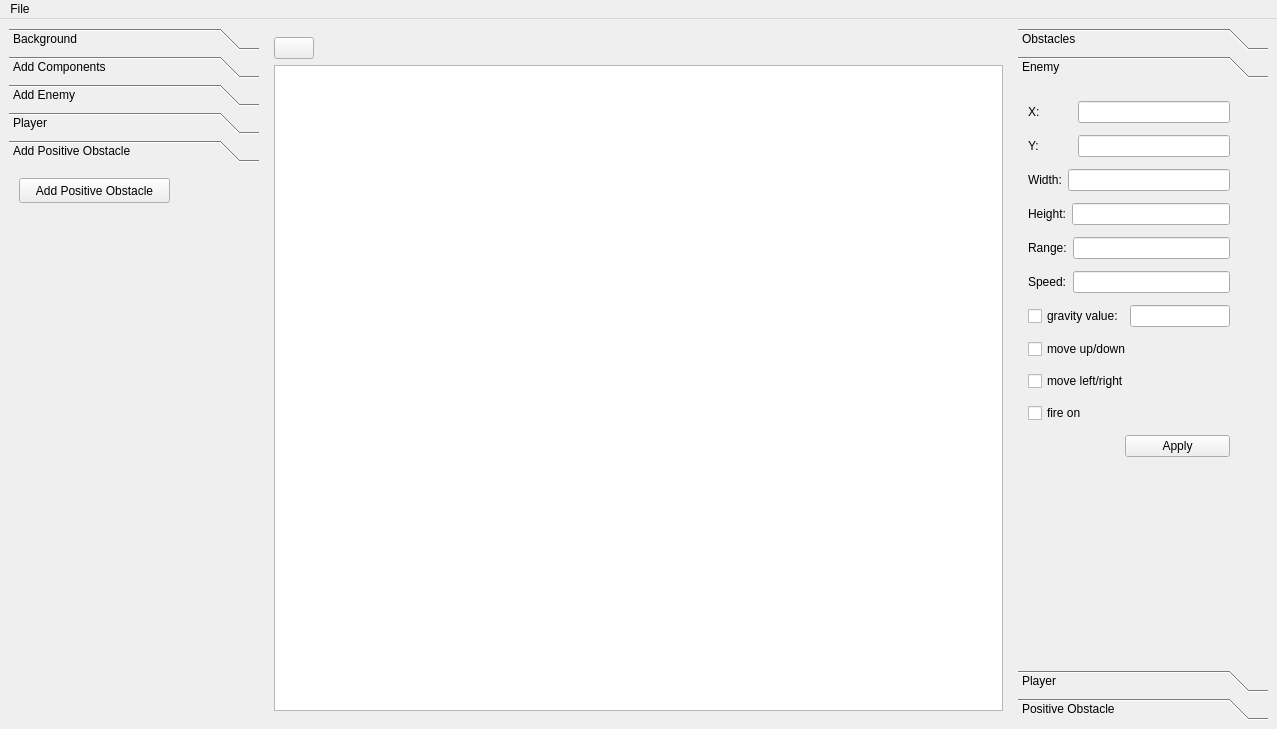
First picture: the form in src/RS_game_engine/mainwindow.ui, repository MATF-RS20/RS017-qtgameengine, before the edit.
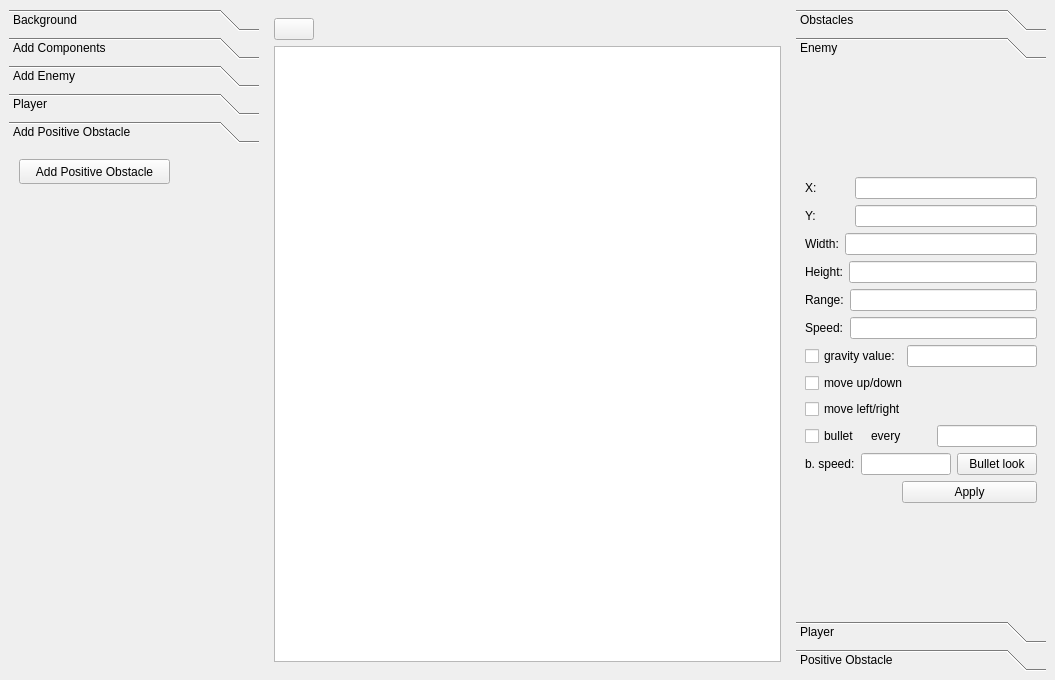
Second picture: the form after the edit. The open tabs and pages were chosen to show the change. Icons and pictures are not drawn.

Commit message: Added bullet fire option on Enemy, with option to give custom range till next bullet and speed for every enemy

What changed in the file:
```diff
--- a/src/RS_game_engine/mainwindow.ui
+++ b/src/RS_game_engine/mainwindow.ui
@@ -6,8 +6,8 @@
    <rect>
     <x>0</x>
     <y>0</y>
-    <width>1277</width>
-    <height>729</height>
+    <width>1055</width>
+    <height>680</height>
    </rect>
   </property>
   <property name="sizePolicy">
@@ -141,7 +141,7 @@
          <x>0</x>
          <y>0</y>
          <width>250</width>
-         <height>534</height>
+         <height>485</height>
         </rect>
        </property>
        <attribute name="label">
@@ -398,21 +398,14 @@
          <x>0</x>
          <y>0</y>
          <width>250</width>
-         <height>565</height>
+         <height>516</height>
         </rect>
        </property>
        <attribute name="label">
         <string>Enemy</string>
        </attribute>
-       <widget class="QWidget" name="layoutWidget">
-        <property name="geometry">
-         <rect>
-          <x>10</x>
-          <y>11</y>
-          <width>202</width>
-          <height>374</height>
-         </rect>
-        </property>
+       <layout class="QVBoxLayout" name="verticalLayout_7">
+        <item>
         <layout class="QVBoxLayout" name="verticalLayout_4">
          <item>
           <layout class="QHBoxLayout" name="horizontalLayout_7">
@@ -548,11 +541,60 @@
           </widget>
          </item>
          <item>
-          <widget class="QCheckBox" name="cbEnemyFireOn">
+           <layout class="QHBoxLayout" name="horizontalLayout_31">
+            <item>
+             <widget class="QCheckBox" name="cbEnemyBullet">
            <property name="text">
-            <string>fire on</string>
-           </property>
-          </widget>
+               <string>bullet</string>
+              </property>
+             </widget>
+            </item>
+            <item>
+             <widget class="QLabel" name="label_24">
+              <property name="text">
+               <string>every</string>
+              </property>
+             </widget>
+            </item>
+            <item>
+             <widget class="QLineEdit" name="leEnemyBullet">
+              <property name="maximumSize">
+               <size>
+                <width>100</width>
+                <height>16777215</height>
+               </size>
+              </property>
+             </widget>
+            </item>
+           </layout>
+          </item>
+          <item>
+           <layout class="QHBoxLayout" name="horizontalLayout_32">
+            <item>
+             <widget class="QLabel" name="label_25">
+              <property name="text">
+               <string>b. speed:</string>
+              </property>
+             </widget>
+            </item>
+            <item>
+             <widget class="QLineEdit" name="leEnemyBulletSpeed">
+              <property name="maximumSize">
+               <size>
+                <width>100</width>
+                <height>16777215</height>
+               </size>
+              </property>
+             </widget>
+            </item>
+            <item>
+             <widget class="QPushButton" name="pbEnemyBullet">
+              <property name="text">
+               <string>Bullet look</string>
+              </property>
+             </widget>
+            </item>
+           </layout>
          </item>
          <item>
           <layout class="QHBoxLayout" name="horizontalLayout_12">
@@ -582,7 +624,8 @@
           </layout>
          </item>
         </layout>
-       </widget>
+        </item>
+       </layout>
       </widget>
       <widget class="QWidget" name="page_7">
        <property name="geometry">
@@ -1039,19 +1082,10 @@
     <rect>
      <x>0</x>
      <y>0</y>
-     <width>1277</width>
+     <width>1055</width>
      <height>22</height>
     </rect>
    </property>
-   <widget class="QMenu" name="menuFile">
-    <property name="title">
-     <string>File</string>
-    </property>
-    <addaction name="actionSave"/>
-    <addaction name="actionLoad"/>
-    <addaction name="actionClear"/>
-   </widget>
-   <addaction name="menuFile"/>
   </widget>
   <action name="actionSave">
    <property name="text">
```
Left out of the diff: 56 changed lines with no effect on the pictures. Lines whose indentation alone changed are shown as unchanged. The commit also changes 8 other files.
